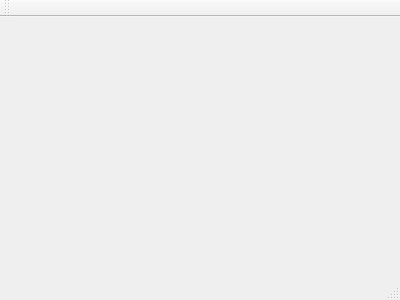
The window that mainwindow.ui (JesusMiramontes/QT-Gradient) describes before a commit, drawn with Qt 5.
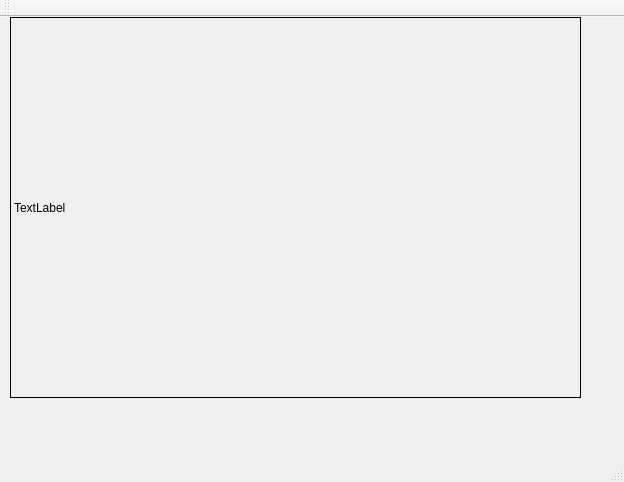
The same window after the commit.

What changed in the file:
```diff
--- a/mainwindow.ui
+++ b/mainwindow.ui
@@ -1,24 +1,56 @@
 <ui version="4.0">
  <class>MainWindow</class>
- <widget class="QMainWindow" name="MainWindow" >
-  <property name="geometry" >
+ <widget class="QMainWindow" name="MainWindow">
+  <property name="geometry">
    <rect>
     <x>0</x>
     <y>0</y>
-    <width>400</width>
-    <height>300</height>
+    <width>624</width>
+    <height>482</height>
    </rect>
   </property>
   <property name="windowTitle" >
    <string>MainWindow</string>
   </property>
-  <widget class="QMenuBar" name="menuBar" />
-  <widget class="QToolBar" name="mainToolBar" />
-  <widget class="QWidget" name="centralWidget" />
-  <widget class="QStatusBar" name="statusBar" />
+  <widget class="QWidget" name="centralWidget">
+   <widget class="QLabel" name="drawing_area">
+    <property name="geometry">
+     <rect>
+      <x>10</x>
+      <y>0</y>
+      <width>571</width>
+      <height>381</height>
+     </rect>
+    </property>
+    <property name="frameShape">
+     <enum>QFrame::Box</enum>
+    </property>
+    <property name="text">
+     <string>TextLabel</string>
+    </property>
+   </widget>
+  </widget>
+  <widget class="QMenuBar" name="menuBar">
+   <property name="geometry">
+    <rect>
+     <x>0</x>
+     <y>0</y>
+     <width>624</width>
+     <height>21</height>
+    </rect>
+   </property>
+  </widget>
+  <widget class="QToolBar" name="mainToolBar">
+   <attribute name="toolBarArea">
+    <enum>TopToolBarArea</enum>
+   </attribute>
+   <attribute name="toolBarBreak">
+    <bool>false</bool>
+   </attribute>
+  </widget>
+  <widget class="QStatusBar" name="statusBar"/>
  </widget>
- <layoutDefault spacing="6" margin="11" />
- <pixmapfunction></pixmapfunction>
+ <layoutdefault spacing="6" margin="11"/>
  <resources/>
  <connections/>
 </ui>
```
Left out of the diff: 3 changed lines with no effect on the pictures.
